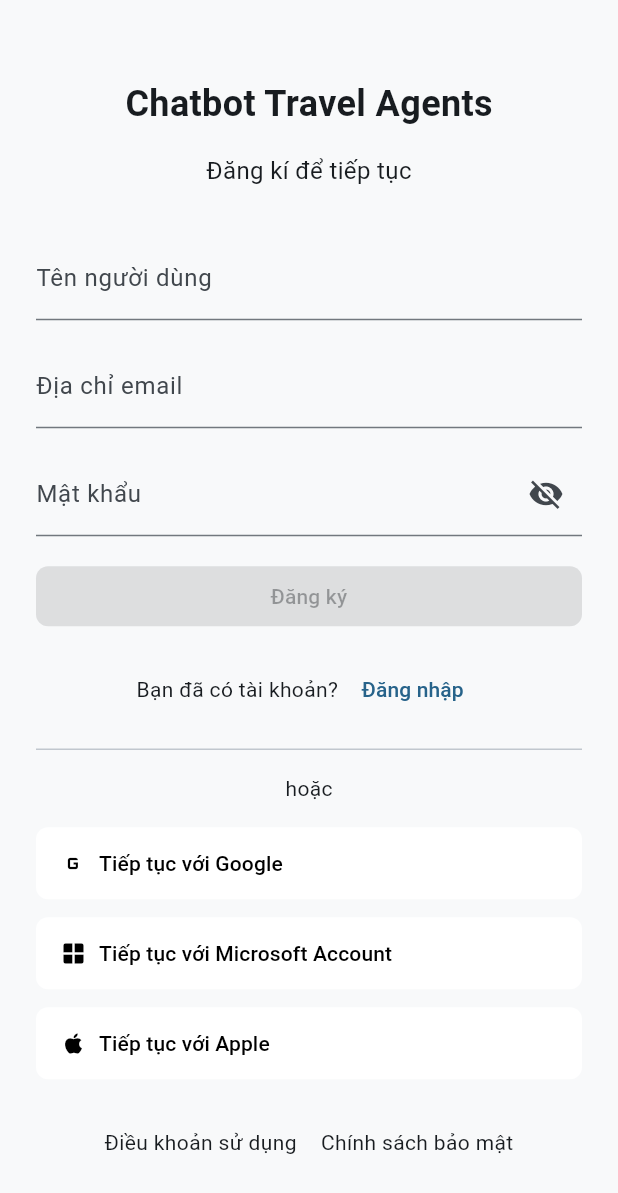
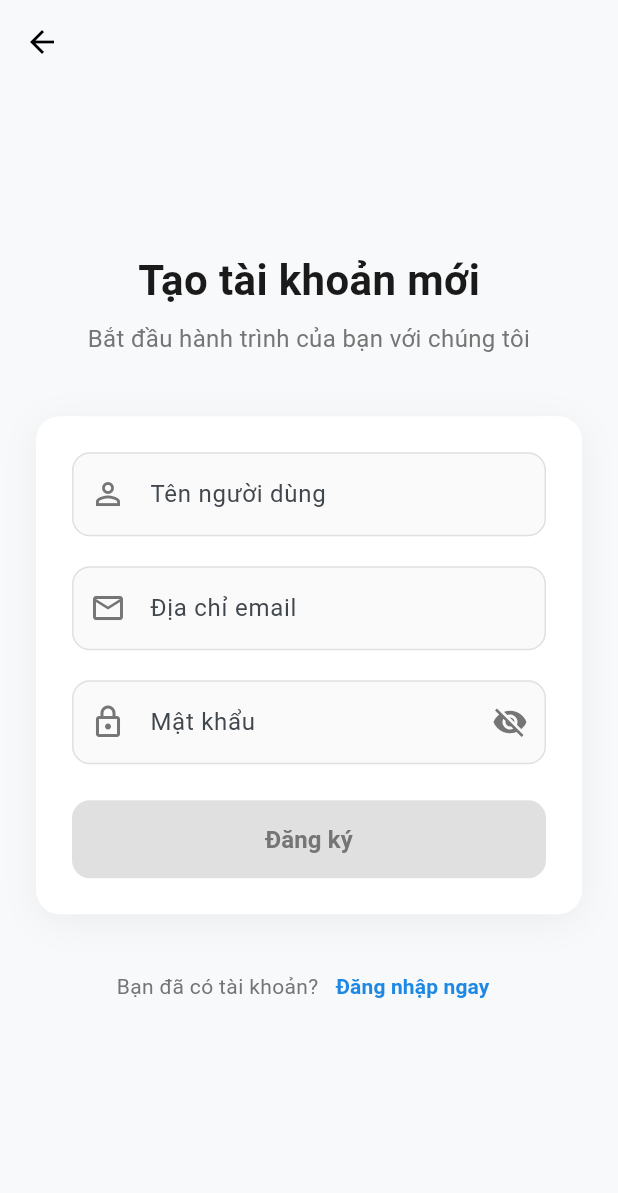
Before and after one commit to phamvangjang/ChatbotTravel_client, a Flutter app: the RegisterView screen opened by its route, on a phone screen of 412 x 824 dp. Shown: the top 1193 px of the screen. Run offline on Flutter 3.47's test engine with Material 3 defaults, Android fonts, the phone set to English and light mode, and no system bars; our stand-ins replace audioplayers, flutter_dotenv, flutter_map, geolocator, latlong2, material_design_icons_flutter and 5 more; missing offline and left inert: mapbox_maps_flutter, record; accounts and stored records are empty; statements that could not run were skipped.

Commit message:
feat: update UI register

```diff
--- a/lib/views/auth/register_view.dart
+++ b/lib/views/auth/register_view.dart
@@ -1,8 +1,9 @@
 import 'package:flutter/material.dart';
+import 'package:mobilev2/viewmodels/auth/login_viewmodel.dart';
 import 'package:mobilev2/viewmodels/auth/register_viewmodel.dart';
 import 'package:provider/provider.dart';
 
-class RegisterView extends StatefulWidget{
+class RegisterView extends StatefulWidget {
   const RegisterView({super.key});
   @override
   State<RegisterView> createState() => _RegisterViewState();
@@ -15,6 +16,14 @@
       create: (_) => RegisterViewModel(),
       child: Scaffold(
         backgroundColor: const Color(0xFFF8F9FA),
+        appBar: AppBar(
+          backgroundColor: Colors.transparent,
+          elevation: 0,
+          leading: IconButton(
+            icon: const Icon(Icons.arrow_back, color: Colors.black),
+            onPressed: () => RegisterViewModel().goToLogin(context),
+          ),
+        ),
         body: SafeArea(
           child: Center(
             child: SingleChildScrollView(
@@ -24,49 +33,97 @@
                   return Column(
                     mainAxisSize: MainAxisSize.min,
                     children: [
+                      // Header
                       const Text(
-                        'Chatbot Travel Agents',
+                        'Tạo tài khoản mới',
                         style: TextStyle(
-                          fontSize: 24,
+                          fontSize: 28,
                           fontWeight: FontWeight.bold,
+                          color: Color(0xFF1A1A1A),
                         ),
                       ),
-                      const SizedBox(height: 16),
-                      const Text(
-                        'Đăng kí để tiếp tục',
-                        style: TextStyle(fontSize: 16),
+                      const SizedBox(height: 8),
+                      Text(
+                        'Bắt đầu hành trình của bạn với chúng tôi',
+                        style: TextStyle(
+                          fontSize: 16,
+                          color: Colors.grey.shade600,
                         ),
-                      const SizedBox(height: 32),
+                        textAlign: TextAlign.center,
+                      ),
+                      const SizedBox(height: 40),
 
+                      // Form container
+                      Container(
+                        padding: const EdgeInsets.all(24),
+                        decoration: BoxDecoration(
+                          color: Colors.white,
+                          borderRadius: BorderRadius.circular(16),
+                          boxShadow: [
+                            BoxShadow(
+                              color: Colors.black.withOpacity(0.05),
+                              blurRadius: 20,
+                              offset: const Offset(0, 5),
+                            ),
+                          ],
+                        ),
+                        child: Column(
+                          children: [
                             // Username field
                             TextField(
                               controller: viewModel.usernameController,
-                        decoration: const InputDecoration(
+                              decoration: InputDecoration(
                                 labelText: 'Tên người dùng',
-                          suffix: Text(
-                            'Sửa',
-                            style: TextStyle(color: Colors.blue),
+                                hintText: 'Nhập tên của bạn',
+                                prefixIcon: Icon(Icons.person_outline, color: Colors.grey.shade600),
+                                border: OutlineInputBorder(
+                                  borderRadius: BorderRadius.circular(12),
+                                  borderSide: BorderSide(color: Colors.grey.shade300),
                                 ),
+                                enabledBorder: OutlineInputBorder(
+                                  borderRadius: BorderRadius.circular(12),
+                                  borderSide: BorderSide(color: Colors.grey.shade300),
+                                ),
+                                focusedBorder: OutlineInputBorder(
+                                  borderRadius: BorderRadius.circular(12),
+                                  borderSide: BorderSide(color: Colors.blue.shade600, width: 2),
+                                ),
+                                filled: true,
+                                fillColor: Colors.grey.shade50,
+                                contentPadding: const EdgeInsets.symmetric(horizontal: 16, vertical: 16),
                               ),
                               keyboardType: TextInputType.name,
                               textInputAction: TextInputAction.next,
                             ),
-                      const SizedBox(height: 16),
+                            const SizedBox(height: 20),
 
                             // Email field
                             TextField(
                               controller: viewModel.emailController,
-                        decoration: const InputDecoration(
+                              decoration: InputDecoration(
                                 labelText: 'Địa chỉ email',
-                          suffix: Text(
-                            'Sửa',
-                            style: TextStyle(color: Colors.blue),
+                                hintText: 'example@email.com',
+                                prefixIcon: Icon(Icons.email_outlined, color: Colors.grey.shade600),
+                                border: OutlineInputBorder(
+                                  borderRadius: BorderRadius.circular(12),
+                                  borderSide: BorderSide(color: Colors.grey.shade300),
                                 ),
+                                enabledBorder: OutlineInputBorder(
+                                  borderRadius: BorderRadius.circular(12),
+                                  borderSide: BorderSide(color: Colors.grey.shade300),
+                                ),
+                                focusedBorder: OutlineInputBorder(
+                                  borderRadius: BorderRadius.circular(12),
+                                  borderSide: BorderSide(color: Colors.blue.shade600, width: 2),
+                                ),
+                                filled: true,
+                                fillColor: Colors.grey.shade50,
+                                contentPadding: const EdgeInsets.symmetric(horizontal: 16, vertical: 16),
                               ),
                               keyboardType: TextInputType.emailAddress,
                               textInputAction: TextInputAction.next,
                             ),
-                      const SizedBox(height: 16),
+                            const SizedBox(height: 20),
 
                             // Password field
                             TextField(
@@ -74,37 +131,67 @@
                               obscureText: viewModel.obscurePassword,
                               decoration: InputDecoration(
                                 labelText: 'Mật khẩu',
+                                hintText: 'Tối thiểu 6 ký tự',
+                                prefixIcon: Icon(Icons.lock_outlined, color: Colors.grey.shade600),
                                 suffixIcon: IconButton(
                                   icon: Icon(
                                     viewModel.obscurePassword
                                         ? Icons.visibility_off
                                         : Icons.visibility,
+                                    color: Colors.grey.shade600,
                                   ),
                                   onPressed: viewModel.togglePasswordVisibility,
                                 ),
+                                border: OutlineInputBorder(
+                                  borderRadius: BorderRadius.circular(12),
+                                  borderSide: BorderSide(color: Colors.grey.shade300),
+                                ),
+                                enabledBorder: OutlineInputBorder(
+                                  borderRadius: BorderRadius.circular(12),
+                                  borderSide: BorderSide(color: Colors.grey.shade300),
+                                ),
+                                focusedBorder: OutlineInputBorder(
+                                  borderRadius: BorderRadius.circular(12),
+                                  borderSide: BorderSide(color: Colors.blue.shade600, width: 2),
+                                ),
+                                filled: true,
+                                fillColor: Colors.grey.shade50,
+                                contentPadding: const EdgeInsets.symmetric(horizontal: 16, vertical: 16),
                               ),
                             ),
-                      const SizedBox(height: 16),
+                            const SizedBox(height: 24),
 
-                      // Thêm hiển thị lỗi
+                            // Error message
                             if (viewModel.errorMessage != null)
-                        Padding(
-                          padding: const EdgeInsets.only(bottom: 12),
+                              Container(
+                                width: double.infinity,
+                                margin: const EdgeInsets.only(bottom: 24),
+                                padding: const EdgeInsets.all(12),
+                                decoration: BoxDecoration(
+                                  color: Colors.red.shade50,
+                                  borderRadius: BorderRadius.circular(8),
+                                  border: Border.all(color: Colors.red.shade200),
+                                ),
+                                child: Row(
+                                  children: [
+                                    Icon(Icons.error_outline, color: Colors.red.shade600, size: 20),
+                                    const SizedBox(width: 8),
+                                    Expanded(
                                       child: Text(
                                         viewModel.errorMessage!,
-                            style: const TextStyle(
-                              color: Colors.red,
-                              fontSize: 14,
+                                        style: TextStyle(color: Colors.red.shade700, fontSize: 14),
                                       ),
+                                    ),
+                                  ],
                                 ),
                               ),
 
-                      // Continue button
+                            // Register button
                             SizedBox(
                               width: double.infinity,
+                              height: 52,
                               child: ElevatedButton(
-                          onPressed:
-                          viewModel.canRegister && !viewModel.isLoading
+                                onPressed: viewModel.canRegister && !viewModel.isLoading
                                     ? () async {
                                         final success = await viewModel.register();
                                         if (success && context.mounted) {
@@ -120,70 +207,55 @@
                                       }
                                     : null,
                                 style: ElevatedButton.styleFrom(
-                            backgroundColor:
-                            viewModel.canRegister
-                                ? Colors.blue
-                                : Colors.blue.withOpacity(0.5),
+                                  backgroundColor: Colors.blue.shade600,
                                   foregroundColor: Colors.white,
+                                  elevation: 0,
                                   shape: RoundedRectangleBorder(
-                              borderRadius: BorderRadius.circular(8.0),
+                                    borderRadius: BorderRadius.circular(12),
                                   ),
-                            side: BorderSide.none,
+                                  disabledBackgroundColor: Colors.grey.shade300,
+                                  disabledForegroundColor: Colors.grey.shade600,
                                 ),
-                          child:
-                          viewModel.isLoading
-                              ? const CircularProgressIndicator(
+                                child: viewModel.isLoading
+                                    ? const SizedBox(
+                                        width: 24,
+                                        height: 24,
+                                        child: CircularProgressIndicator(
                                           color: Colors.white,
+                                          strokeWidth: 2,
+                                        ),
                                       )
-                              : const Text('Đăng ký'),
+                                    : const Text(
+                                        'Đăng ký',
+                                        style: TextStyle(fontSize: 16, fontWeight: FontWeight.w600),
                                       ),
                               ),
-
-                      const SizedBox(height: 14),
+                            ),
+                          ],
+                        ),
+                      ),
+                      const SizedBox(height: 24),
                       Row(
                         mainAxisAlignment: MainAxisAlignment.center,
                         children: [
-                          const Text("Bạn đã có tài khoản? "),
+                          Text(
+                            "Bạn đã có tài khoản? ",
+                            style: TextStyle(color: Colors.grey.shade600, fontSize: 14),
+                          ),
                           TextButton(
                             onPressed: () => viewModel.goToLogin(context),
-                            child: const Text('Đăng nhập'),
+                            style: TextButton.styleFrom(
+                              foregroundColor: Colors.blue.shade600,
+                              padding: const EdgeInsets.symmetric(horizontal: 8, vertical: 4),
+                            ),
+                            child: const Text(
+                              'Đăng nhập ngay',
+                              style: TextStyle(fontSize: 14, fontWeight: FontWeight.w600),
+                            ),
                           ),
                         ],
                       ),
-
-                      const Divider(height: 32),
-                      const Text("hoặc"),
-
-                      const SizedBox(height: 16),
-
-                      /// Google button
-                      _buildOAuthButton(
-                        "Tiếp tục với Google",
-                        Icons.g_mobiledata,
-                      ),
-                      const SizedBox(height: 12),
-
-                      // Microsoft button
-                      _buildOAuthButton(
-                        "Tiếp tục với Microsoft Account",
-                        Icons.window,
-                      ),
-
-                      const SizedBox(height: 12),
-
-                      // Apple button
-                      _buildOAuthButton("Tiếp tục với Apple", Icons.apple),
-
                       const SizedBox(height: 32),
-
-                      Row(
-                        mainAxisAlignment: MainAxisAlignment.center,
-                        children: const [
-                          Text('Điều khoản sử dụng'),
-                          SizedBox(width: 16),
-                          Text('Chính sách bảo mật'),
-                        ],
-                      ),
                     ],
                   );
                 },
@@ -194,20 +266,4 @@
       ),
     );
   }
-
-  Widget _buildOAuthButton(String text, IconData icon) {
-    return OutlinedButton.icon(
-      onPressed: () {},
-      icon: Icon(icon),
-      label: Text(text),
-      style: OutlinedButton.styleFrom(
-        backgroundColor: Colors.white,
-        foregroundColor: Colors.black,
-        minimumSize: const Size(double.infinity, 48),
-        alignment: Alignment.centerLeft,
-        shape: RoundedRectangleBorder(borderRadius: BorderRadius.circular(8.0)),
-        side: BorderSide.none,
-      ),
-    );
 }
-}
```
Lines whose indentation alone changed are shown as unchanged.
